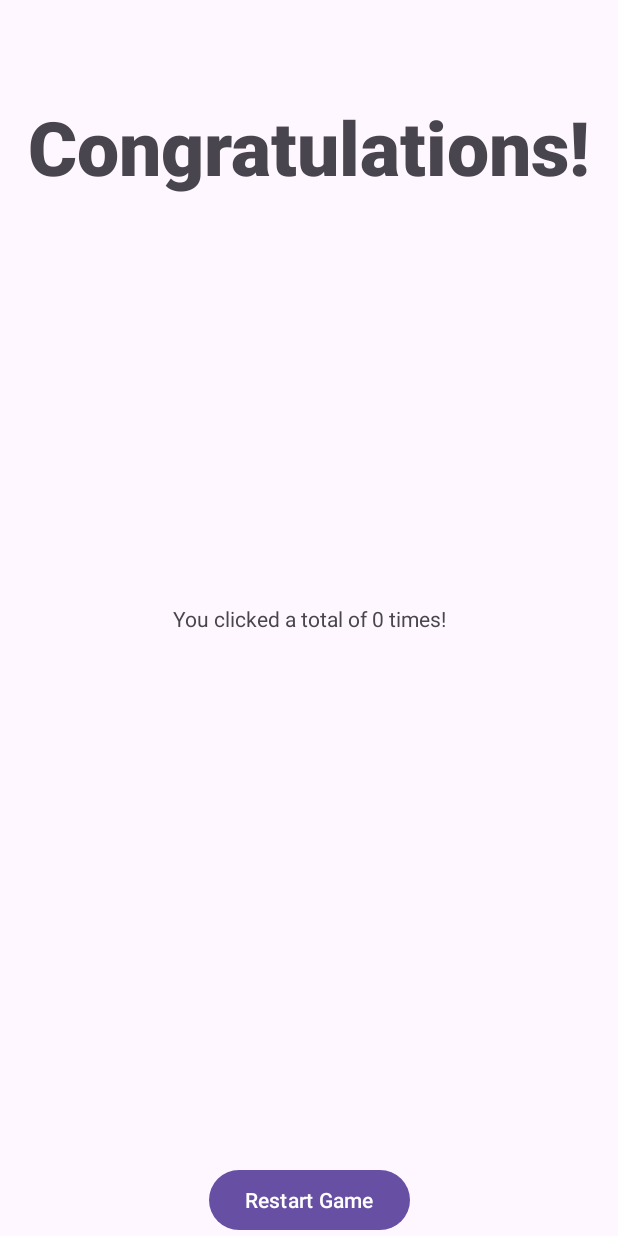
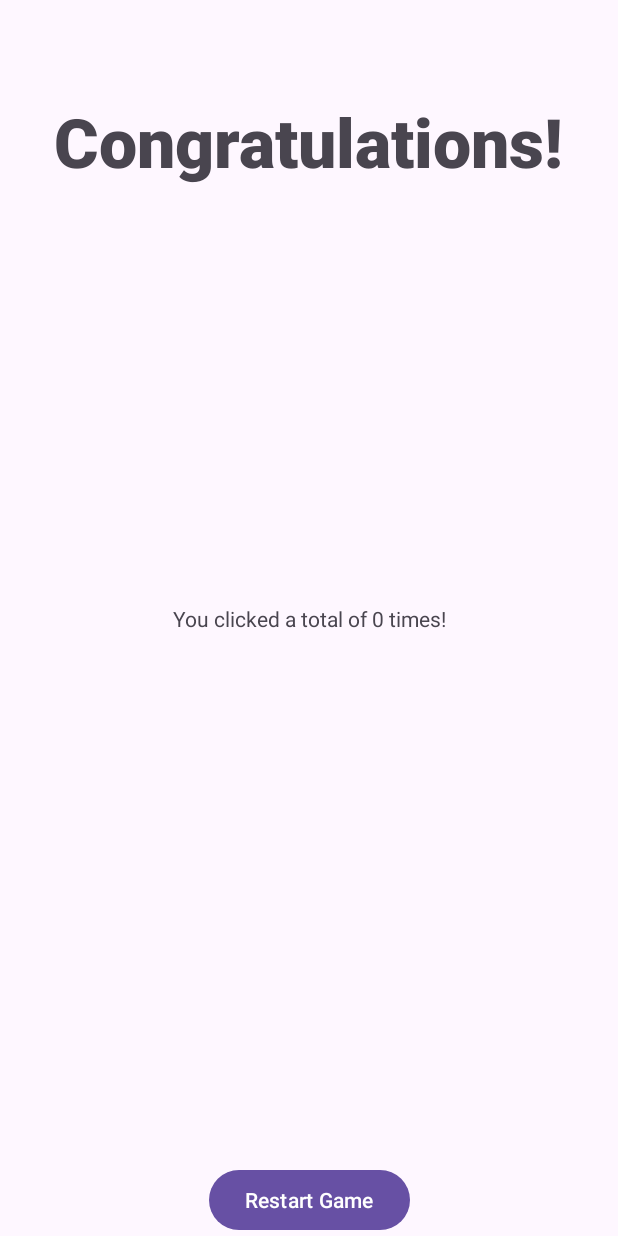
Before and after one commit to slavoski/MemoryProject, an Android app: the GameFinalActivity screen opened directly, with no data from a screen before it, on a phone screen of 412 x 824 dp. Run offline under Robolectric (Android 15) with nearby library versions, the phone set to English and light mode, and no system bars; our stand-ins replace data binding.

```diff
--- a/p1_memory/src/main/res/layout/activity_game_final.xml
+++ b/p1_memory/src/main/res/layout/activity_game_final.xml
@@ -19,7 +19,7 @@
             android:fontFamily="sans-serif-black"
             android:paddingTop="64dp"
             android:text="@string/congratulations"
-            android:textSize="50sp"
+            android:textSize="45sp"
             app:layout_constraintEnd_toEndOf="parent"
             app:layout_constraintStart_toStartOf="parent"
             app:layout_constraintTop_toTopOf="parent" />
```
